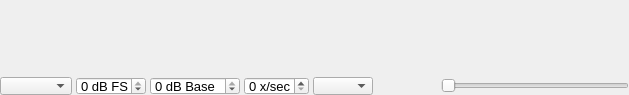
Qt form application/spectrumwidget.ui (oldscienceguy/PebbleSDR) before a commit.
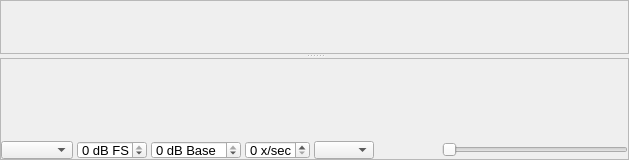
The same form after that commit.

Commit message: Added splitter to zoom frame for resizing

The edit to the form file:
```diff
--- a/application/spectrumwidget.ui
+++ b/application/spectrumwidget.ui
@@ -7,7 +7,7 @@
     <x>0</x>
     <y>0</y>
     <width>629</width>
-    <height>95</height>
+    <height>160</height>
    </rect>
   </property>
   <property name="sizePolicy">
@@ -19,10 +19,7 @@
   <property name="windowTitle">
    <string>SpectrumWidget</string>
   </property>
-  <layout class="QVBoxLayout" name="verticalLayout" stretch="0">
-   <property name="spacing">
-    <number>0</number>
-   </property>
+  <layout class="QVBoxLayout" name="verticalLayout_3">
    <property name="leftMargin">
     <number>0</number>
    </property>
@@ -36,20 +33,21 @@
     <number>0</number>
    </property>
    <item>
-    <widget class="QFrame" name="widgetFrame">
-     <property name="sizePolicy">
-      <sizepolicy hsizetype="Preferred" vsizetype="Preferred">
-       <horstretch>0</horstretch>
-       <verstretch>0</verstretch>
-      </sizepolicy>
-     </property>
+    <widget class="QSplitter" name="splitter">
      <property name="frameShape">
       <enum>QFrame::NoFrame</enum>
      </property>
+     <property name="orientation">
+      <enum>Qt::Vertical</enum>
+     </property>
+     <widget class="QFrame" name="zoomFrameSplitter">
+      <property name="frameShape">
+       <enum>QFrame::StyledPanel</enum>
+      </property>
      <property name="frameShadow">
-      <enum>QFrame::Plain</enum>
-     </property>
-     <layout class="QVBoxLayout" name="verticalLayout_2" stretch="2,0,3,0,0">
+       <enum>QFrame::Raised</enum>
+      </property>
+      <layout class="QVBoxLayout" name="verticalLayout" stretch="1,0">
       <property name="spacing">
        <number>0</number>
       </property>
@@ -124,6 +122,31 @@
         </property>
        </widget>
       </item>
+      </layout>
+     </widget>
+     <widget class="QFrame" name="plotFrameSplitter">
+      <property name="frameShape">
+       <enum>QFrame::StyledPanel</enum>
+      </property>
+      <property name="frameShadow">
+       <enum>QFrame::Raised</enum>
+      </property>
+      <layout class="QVBoxLayout" name="verticalLayout_2" stretch="1,0,0">
+       <property name="spacing">
+        <number>0</number>
+       </property>
+       <property name="leftMargin">
+        <number>0</number>
+       </property>
+       <property name="topMargin">
+        <number>0</number>
+       </property>
+       <property name="rightMargin">
+        <number>0</number>
+       </property>
+       <property name="bottomMargin">
+        <number>0</number>
+       </property>
       <item>
        <widget class="QFrame" name="plotFrame">
         <property name="sizePolicy">
@@ -427,6 +450,7 @@
        </widget>
       </item>
      </layout>
+     </widget>
     </widget>
    </item>
   </layout>
```
Lines whose indentation alone changed are shown as unchanged. The commit also changes 3 other files.
